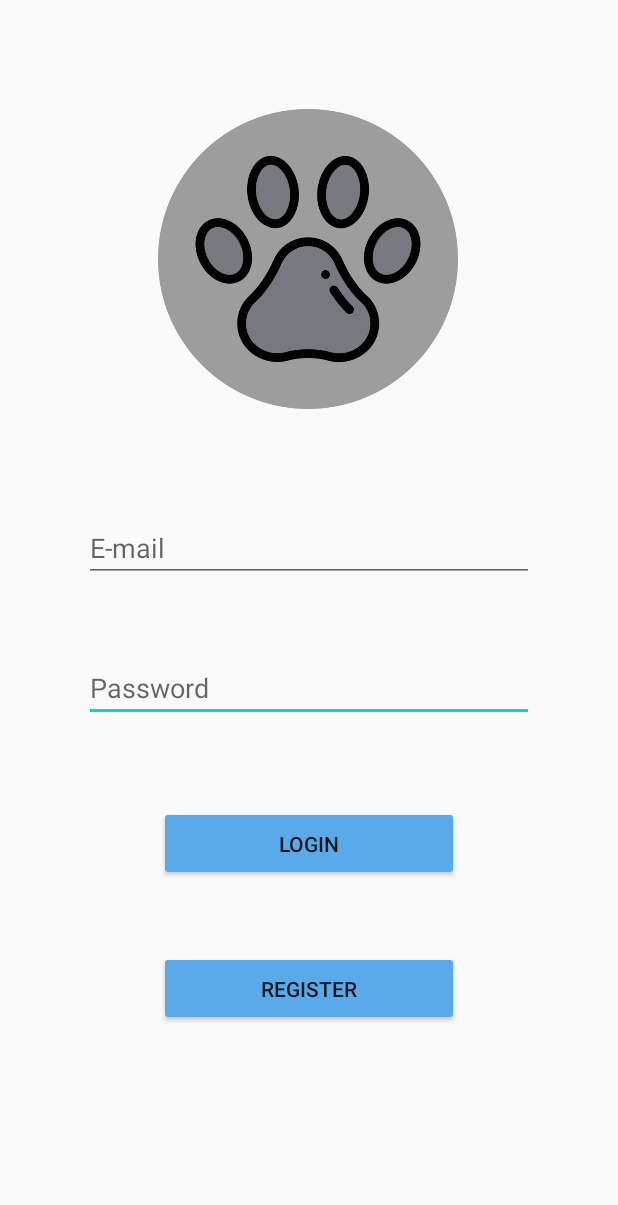
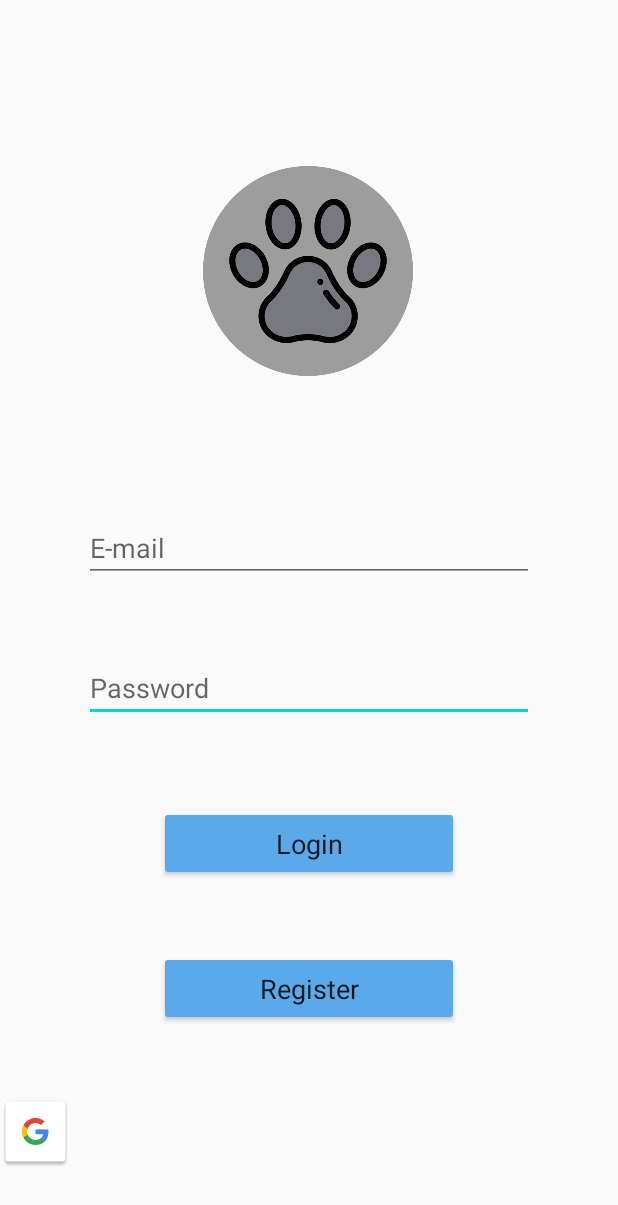
Before and after one commit to marcomr22/AppsMoveis, an Android app: the screen it shows after launch (Login), on a phone screen of 412 x 824 dp. Shown: the top 1205 px of the screen. Run offline under Robolectric (Android 15) with nearby library versions, the phone set to English and light mode, and no system bars; our stand-ins replace Firebase (no records; nobody signed in at launch, a user with empty details on screens opened directly); 2 statements that could not run were skipped.

Commit message:
Google Buttons added

```diff
--- a/app/src/main/res/layout/activity_login.xml
+++ b/app/src/main/res/layout/activity_login.xml
@@ -12,6 +12,8 @@
         android:layout_height="50dp"
         android:backgroundTint="#5AAAEA"
         android:text="Login"
+        android:textAppearance="@style/TextAppearance.AppCompat.Large"
+        android:textSize="18sp"
         app:layout_constraintBottom_toBottomOf="parent"
         app:layout_constraintEnd_toEndOf="parent"
         app:layout_constraintStart_toStartOf="parent"
@@ -19,7 +21,7 @@
         app:layout_constraintVertical_bias="0.694" />
 
     <Button
-        android:id="@+id/Register"
+        android:id="@+id/appIcon"
         android:layout_width="200dp"
         android:layout_height="50dp"
         android:layout_marginStart="105dp"
@@ -29,6 +31,8 @@
         android:backgroundTint="#5AAAEA"
         android:onClick="registerButtonClick"
         android:text="Register"
+        android:textAppearance="@style/TextAppearance.AppCompat.Large"
+        android:textSize="18sp"
         app:layout_constraintBottom_toBottomOf="parent"
         app:layout_constraintEnd_toEndOf="parent"
         app:layout_constraintStart_toStartOf="parent"
@@ -61,15 +65,24 @@
         app:layout_constraintVertical_bias="0.44" />
 
     <ImageView
-        android:id="@+id/imageView"
-        android:layout_width="200dp"
-        android:layout_height="200dp"
+        android:id="@+id/appIcon2"
+        android:layout_width="140dp"
+        android:layout_height="140dp"
         app:layout_constraintBottom_toBottomOf="parent"
         app:layout_constraintEnd_toEndOf="parent"
-        app:layout_constraintHorizontal_bias="0.497"
+        app:layout_constraintHorizontal_bias="0.498"
         app:layout_constraintStart_toStartOf="parent"
         app:layout_constraintTop_toTopOf="parent"
-        app:layout_constraintVertical_bias="0.116"
+        app:layout_constraintVertical_bias="0.162"
         app:srcCompat="@drawable/g1049" />
 
+    <ImageButton
+        android:id="@+id/imageButton2"
+        android:layout_width="47dp"
+        android:layout_height="50dp"
+        app:layout_constraintBottom_toBottomOf="parent"
+        app:layout_constraintTop_toBottomOf="@+id/appIcon"
+        app:srcCompat="@drawable/common_google_signin_btn_icon_light_normal"
+        tools:layout_editor_absoluteX="182dp" />
+
 </androidx.constraintlayout.widget.ConstraintLayout>
```
Also changed, not shown: app/src/main/res/layout/activity_register.xml (+21 -8 lines).
